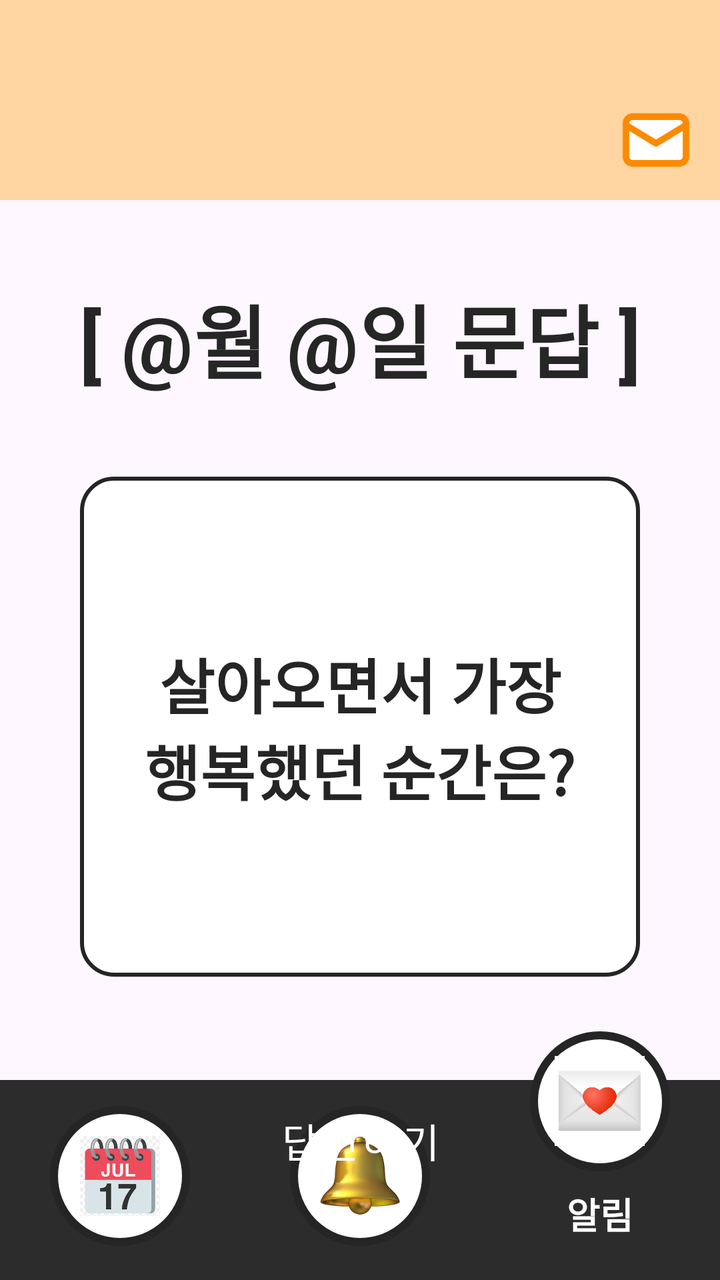
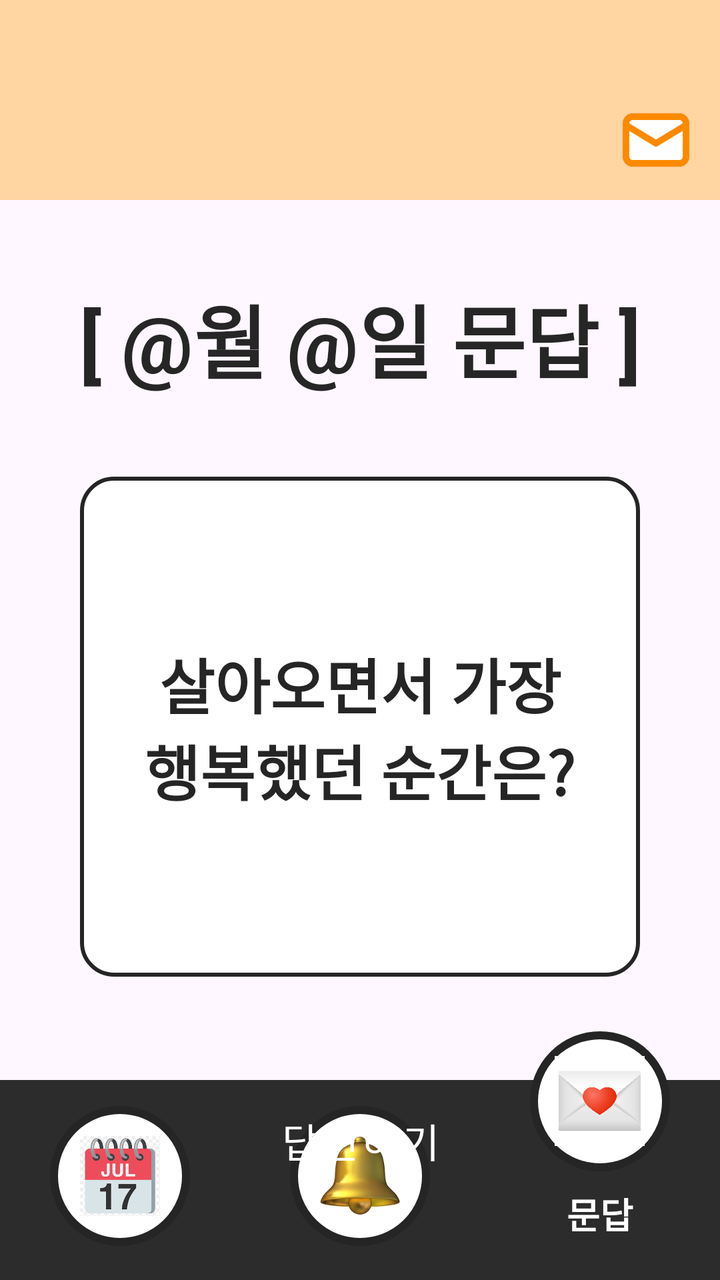

Screens rendered from an Android XML layout before and after an edit, with the pre-edit source and the edit as a unified diff.
<!-- AndroidManifest.xml: application theme Theme.Project -->
<!-- res/layout/activity_gqna_main.xml -->
<?xml version="1.0" encoding="utf-8"?>
<androidx.constraintlayout.widget.ConstraintLayout xmlns:android="http://schemas.android.com/apk/res/android"
    xmlns:app="http://schemas.android.com/apk/res-auto"
    xmlns:tools="http://schemas.android.com/tools"
    android:id="@+id/main"
    android:layout_width="match_parent"
    android:layout_height="match_parent"
    tools:context=".guardian.G_qna_main">

    
    <FrameLayout
        android:id="@+id/frameLayout"
        android:layout_width="match_parent"
        android:layout_height="100dp"
        app:layout_constraintTop_toTopOf="parent">

        <View
            android:id="@+id/header_background"
            android:layout_width="match_parent"
            android:layout_height="100dp"
            android:background="#FFD5A2" />

        <ImageView
            android:layout_width="40dp"
            android:layout_height="40dp"
            android:layout_gravity="end"
            android:layout_marginTop="50dp"
            android:layout_marginEnd="12dp"
            android:src="@drawable/ic_mail" />
    </FrameLayout>

    <TextView
        android:id="@+id/mainText"
        style="@style/BoldText"
        android:layout_width="wrap_content"
        android:layout_height="wrap_content"
        android:layout_marginTop="40dp"

        android:text="[ @월 @일 문답 ]"

        app:layout_constraintEnd_toEndOf="parent"
        app:layout_constraintStart_toStartOf="parent"
        app:layout_constraintTop_toBottomOf="@id/frameLayout" />

    <TextView
        android:id="@+id/question"
        style="@style/TextBoxWhite"
        android:layout_width="0dp"
        android:layout_height="250dp"
        android:layout_marginStart="40dp"
        android:layout_marginTop="40dp"
        android:layout_marginEnd="40dp"

        android:text="살아오면서 가장\n행복했던 순간은?"

        app:layout_constraintEnd_toEndOf="parent"
        app:layout_constraintHorizontal_bias="0.0"
        app:layout_constraintStart_toStartOf="parent"
        app:layout_constraintTop_toBottomOf="@+id/mainText" />

    <Button
        android:id="@+id/btnAnswer"
        android:layout_width="0dp"
        android:layout_height="100dp"
        android:layout_marginStart="30dp"
        android:layout_marginEnd="30dp"
        android:layout_marginTop="32dp"

        style="@style/BtnP"
        android:text="답변하기"

        app:layout_constraintStart_toStartOf="parent"
        app:layout_constraintEnd_toEndOf="parent"
        app:layout_constraintTop_toBottomOf="@id/question"/>

    <Button
        android:id="@+id/btnListen"
        android:layout_width="0dp"
        android:layout_height="100dp"
        android:layout_marginStart="30dp"
        android:layout_marginEnd="30dp"
        android:layout_marginTop="8dp"

        style="@style/BtnD"
        android:text="상대방 답변 보기"

        app:layout_constraintStart_toStartOf="parent"
        app:layout_constraintEnd_toEndOf="parent"
        app:layout_constraintTop_toBottomOf="@id/btnAnswer"/>

    
    <FrameLayout
        android:layout_width="match_parent"
        android:layout_height="130dp"
        app:layout_constraintBottom_toBottomOf="parent">

        
        <View
            android:id="@+id/footer_background"
            android:layout_width="match_parent"
            android:layout_height="100dp"
            android:layout_gravity="bottom"
            android:background="#2C2C2C" />

        <LinearLayout
            android:id="@+id/footer"
            android:layout_width="match_parent"
            android:layout_height="120dp"
            android:gravity="bottom"
            android:orientation="horizontal"
            android:layout_marginBottom="12dp"
            android:layout_gravity="center_horizontal|bottom" >

            
            <LinearLayout
                android:id="@+id/nav_calendar"
                android:layout_width="0dp"
                android:layout_height="80dp"
                android:layout_weight="1"
                android:background="?attr/selectableItemBackgroundBorderless"
                android:clickable="true"
                android:focusable="true"
                android:gravity="center"
                android:orientation="vertical">

                <FrameLayout
                    android:layout_width="wrap_content"
                    android:layout_height="wrap_content">

                    
                    <View
                        android:layout_width="70dp"
                        android:layout_height="70dp"
                        android:background="@drawable/circle_white_bg" />

                    
                    <ImageView
                        android:id="@+id/nav_calendar_icon"
                        android:layout_width="40dp"
                        android:layout_height="40dp"
                        android:layout_gravity="center"
                        android:contentDescription="캘린더"
                        android:src="@drawable/ic_calendar_red" />

                </FrameLayout>

            </LinearLayout>

            

            
            <LinearLayout
                android:id="@+id/nav_todo"
                android:layout_width="0dp"
                android:layout_height="80dp"
                android:layout_weight="1"
                android:background="?attr/selectableItemBackgroundBorderless"
                android:clickable="true"
                android:focusable="true"
                android:gravity="center"
                android:orientation="vertical">

                <FrameLayout
                    android:layout_width="wrap_content"
                    android:layout_height="wrap_content">

                    
                    <View
                        android:layout_width="70dp"
                        android:layout_height="70dp"
                        android:background="@drawable/circle_white_bg" />

                    
                    <ImageView
                        android:id="@+id/nav_todo_icon"
                        android:layout_width="40dp"
                        android:layout_height="40dp"
                        android:layout_gravity="center"
                        android:contentDescription="할일"
                        android:src="@drawable/ic_bell_yellow" />

                </FrameLayout>

            </LinearLayout>

            <LinearLayout
                android:id="@+id/nav_notification"
                android:layout_width="0dp"
                android:layout_height="match_parent"
                android:layout_weight="1"
                android:background="?attr/selectableItemBackgroundBorderless"
                android:clickable="true"
                android:focusable="true"
                android:gravity="center"
                android:orientation="vertical">

                <FrameLayout
                    android:layout_width="wrap_content"
                    android:layout_height="wrap_content"
                    android:layout_marginBottom="8dp">

                    
                    <View
                        android:layout_width="70dp"
                        android:layout_height="70dp"
                        android:background="@drawable/circle_white_bg" />

                    
                    <ImageView
                        android:id="@+id/nav_notification_icon"
                        android:layout_width="45dp"
                        android:layout_height="45dp"
                        android:layout_gravity="center"
                        android:contentDescription="알림"
                        android:src="@drawable/ic_letter" />

                </FrameLayout>

                <TextView
                    android:layout_width="wrap_content"
                    android:layout_height="wrap_content"
                    android:text="알림"
                    android:textColor="#FFFFFF"
                    android:textSize="18sp"
                    android:textStyle="bold" />
            </LinearLayout>

        </LinearLayout>

        
    </FrameLayout>

</androidx.constraintlayout.widget.ConstraintLayout>
<!-- resources referenced by this layout -->
<resources>
  <!-- drawable circle_white_bg (drawable) -->
  <?xml version="1.0" encoding="utf-8"?>
  <shape xmlns:android="http://schemas.android.com/apk/res/android"
      android:shape="oval">
      <solid android:color="#FFFFFF" />
      <stroke
          android:width="4dp"
          android:color="#252525" />
  </shape>
  <!-- drawable ic_bell_yellow: png bitmap (drawable, 40061 bytes) -->
  <!-- drawable ic_calendar_red: png bitmap (drawable, 46489 bytes) -->
  <!-- drawable ic_letter: png bitmap (drawable, 199582 bytes) -->
  <!-- drawable ic_mail: png bitmap (drawable, 2567 bytes) -->
  <style name="BoldText" parent="Widget.AppCompat.TextView">
          <item name="android:textColor">#262626</item>
          <item name="android:textStyle">bold</item>
          <item name="android:textSize">40sp</item>
          <item name="android:gravity">center</item>
          <item name="android:maxWidth">340dp</item>
      </style>
  <style name="BtnD" parent="Widget.MaterialComponents.Button">
          <item name="android:textColor">#FFFFFF</item>
          <item name="backgroundTint">#D7D7D7</item>
          <item name="android:textStyle">normal</item>
          <item name="android:textSize">20sp</item>
          <item name="android:gravity">center</item>
          <item name="cornerRadius">16dp</item>
      </style>
  <style name="BtnP" parent="Widget.MaterialComponents.Button">
              <item name="android:textColor">#FFFFFF</item>
              <item name="backgroundTint">#FC8A00</item>
              <item name="android:textStyle">normal</item>
              <item name="android:textSize">20sp</item>
              <item name="android:gravity">center</item>
              <item name="cornerRadius">16dp</item>
          </style>
  <style name="TextBoxWhite" parent="Widget.AppCompat.TextView">
          <item name="android:background">@drawable/rounded_background_white_stroke</item>
          <item name="android:textColor">#252525</item>
          <item name="strokeColor">#252525</item>
          <item name="android:textSize">30sp</item>
          <item name="android:textStyle">bold</item>
          <item name="android:gravity">center</item>
          <item name="android:paddingTop">8dp</item>
          <item name="android:paddingBottom">8dp</item>
      </style>
  <style name="Theme.Project" parent="Base.Theme.Project" />
  <!-- drawable rounded_background_white_stroke (drawable) -->
  <?xml version="1.0" encoding="utf-8"?>
  <shape xmlns:android="http://schemas.android.com/apk/res/android">
      <solid android:color="#FFFFFF" />
      <corners android:radius="16dp" />
      <stroke
          android:width="2dp"
          android:color="#252525" />
  </shape>
  <style name="Base.Theme.Project" parent="Theme.Material3.Light.NoActionBar">
        
        
        
        
     </style>
</resources>

<!-- the commit's change to res/layout/activity_gqna_main.xml (unified diff, before → after) -->
@@ -219,7 +219,7 @@
                 <TextView
                     android:layout_width="wrap_content"
                     android:layout_height="wrap_content"
-                    android:text="알림"
+                    android:text="문답"
                     android:textColor="#FFFFFF"
                     android:textSize="18sp"
                     android:textStyle="bold" />
